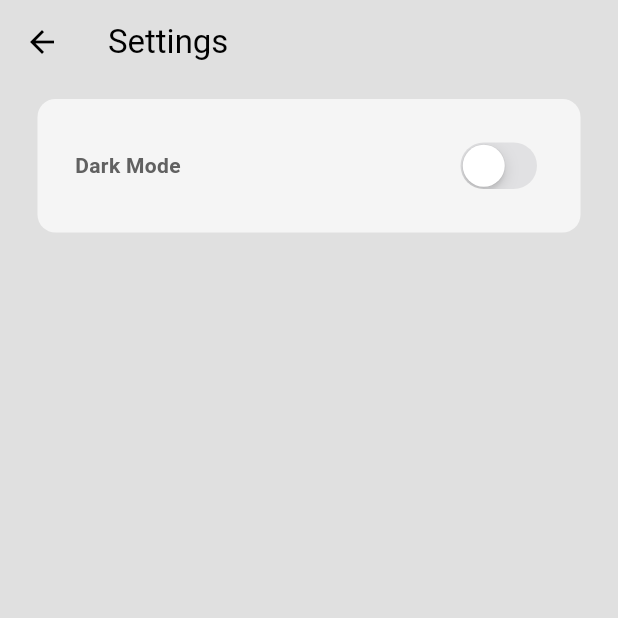
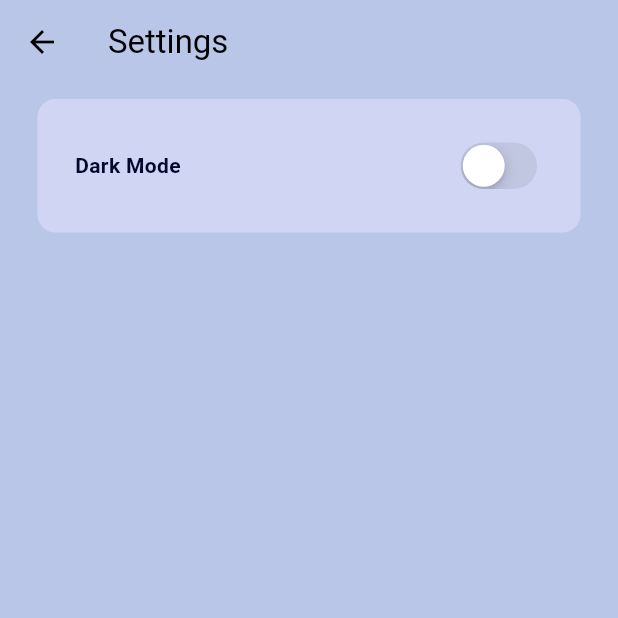
Before and after one commit to Jenicabsarasam/FoodDeliveryApp, a Flutter app: the SettingsPage screen opened directly, on a phone screen of 412 x 824 dp, the top half of it. Run offline on Flutter 3.47's test engine with Material 3 defaults, Android fonts, the phone set to English and light mode, and no system bars.

Commit message:
Changed colors

```diff
--- a/lib/themes/light_mode.dart
+++ b/lib/themes/light_mode.dart
@@ -2,10 +2,10 @@ import 'package:flutter/material.dart';
 
 ThemeData lightMode = ThemeData(
   colorScheme: ColorScheme.light(
-    background: Colors.grey.shade300,
-    primary: Colors.grey.shade500,
-    secondary: Colors.grey.shade100,
-    tertiary: Colors.white,
-    inversePrimary: Colors.grey.shade700,
+    background: const Color.fromARGB(255, 185, 198, 231),
+    primary: const Color.fromARGB(155, 2, 14, 46),
+    secondary: const Color.fromARGB(255, 207, 213, 243),
+    tertiary: const Color.fromARGB(255, 255, 255, 255),
+    inversePrimary: const Color.fromARGB(255, 3, 7, 43),
   ),
 );
```
